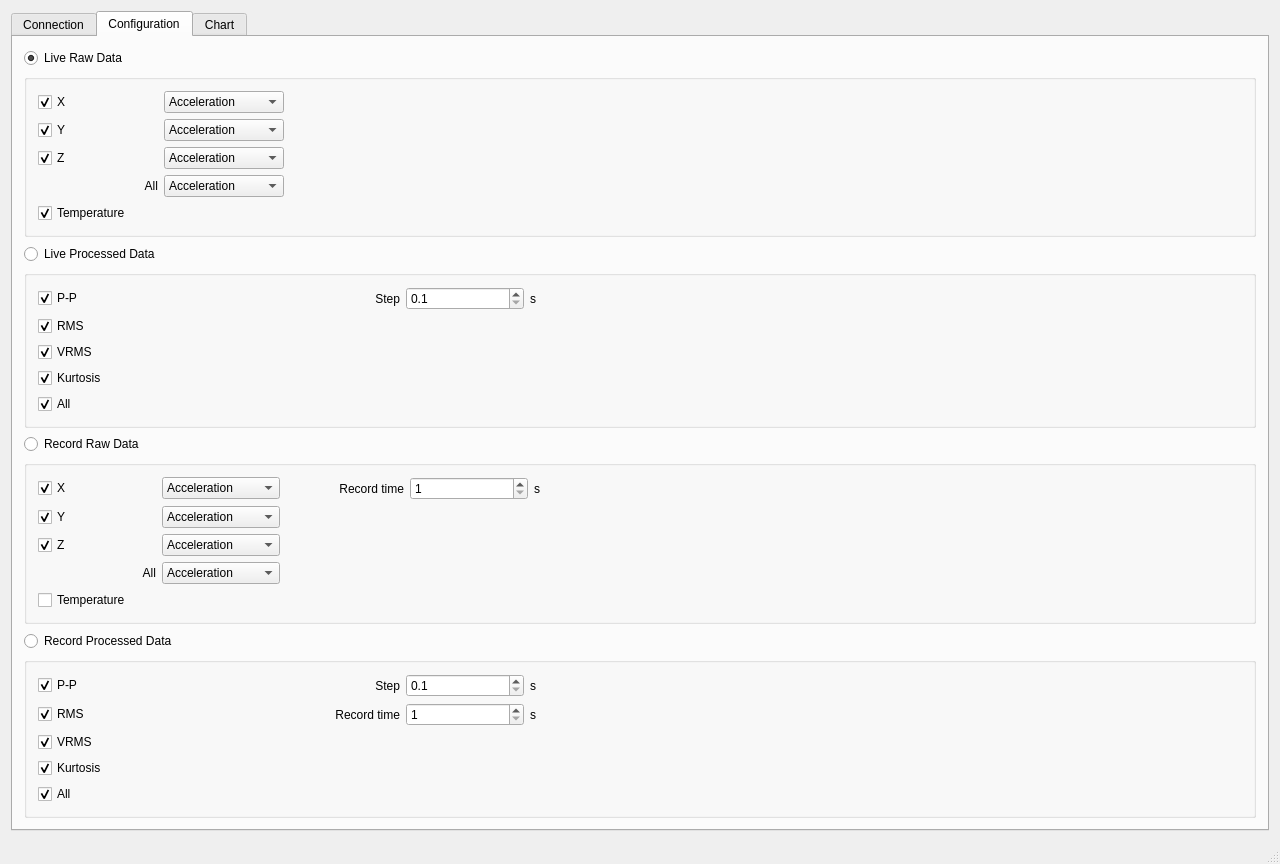
The window that src/mainwindow.ui (loruro/RPi_Vibration_Measurement_Desktop) describes before a commit, drawn with Qt 5.
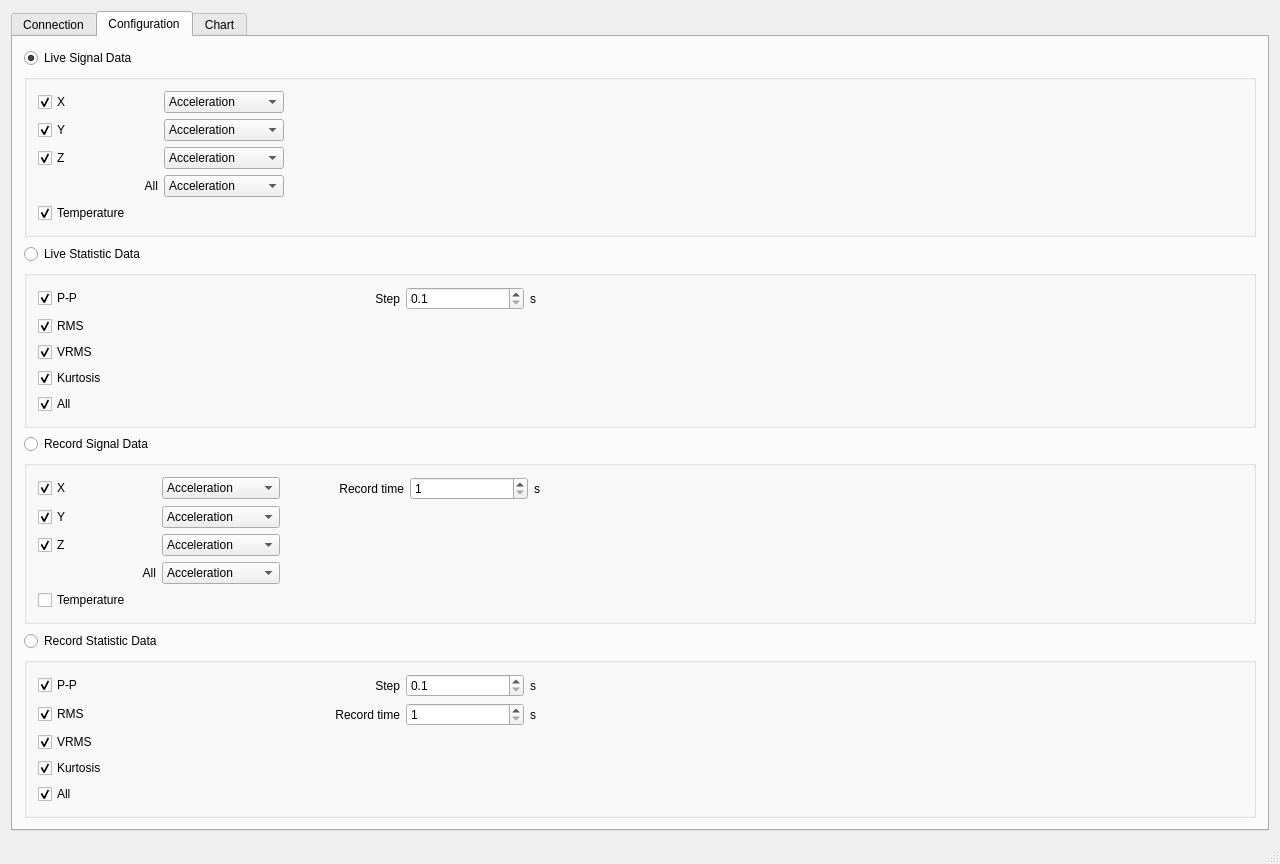
The same window after the commit. The open tabs and pages were chosen to show the change. Custom widgets are drawn as their Qt base class.

What changed in the file:
```diff
--- a/src/mainwindow.ui
+++ b/src/mainwindow.ui
@@ -173,7 +173,7 @@
         <item>
          <widget class="QRadioButton" name="radio_live_raw">
           <property name="text">
-           <string>Live Raw Data</string>
+           <string>Live Signal Data</string>
           </property>
           <property name="checked">
            <bool>true</bool>
@@ -324,7 +324,7 @@
         <item>
          <widget class="QRadioButton" name="radio_live_proc">
           <property name="text">
-           <string>Live Processed Data</string>
+           <string>Live Statistic Data</string>
           </property>
          </widget>
         </item>
@@ -475,7 +475,7 @@
         <item>
          <widget class="QRadioButton" name="radio_record_raw">
           <property name="text">
-           <string>Record Raw Data</string>
+           <string>Record Signal Data</string>
           </property>
          </widget>
         </item>
@@ -647,7 +647,7 @@
         <item>
          <widget class="QRadioButton" name="radio_record_proc">
           <property name="text">
-           <string>Record Processed Data</string>
+           <string>Record Statistic Data</string>
           </property>
          </widget>
         </item>
```
